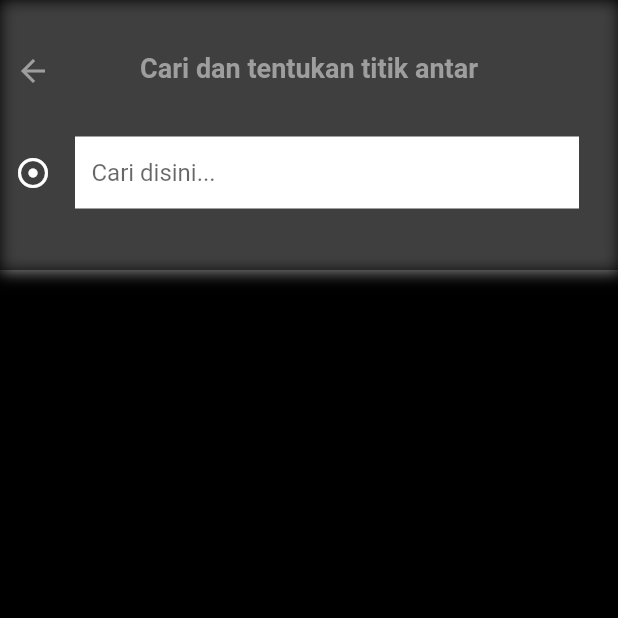
After one commit to yusrilmym/users_app, a Flutter app: the MainScreen screen opened directly, after a tap on "Ke", on a phone screen of 412 x 824 dp, the top half of it. The commit adds this screen. Run offline on Flutter 3.47's test engine with Material 2 defaults, Android fonts, the phone set to English and light mode, and no system bars; our stand-ins replace firebase_auth, firebase_core, firebase_database, fluttertoast, geolocator, google_maps_flutter; accounts and stored records are empty.

Commit message:
Enable Places API [Auto Complete Place Search]

```diff
--- a/lib/mainScreen/main_screen.dart
+++ b/lib/mainScreen/main_screen.dart
@@ -8,6 +8,7 @@ import 'package:users_app/assistans/assistant_methods.dart';
 import 'package:users_app/authentication/login_screen.dart';
 import 'package:users_app/global/global.dart';
 import 'package:users_app/infoHandler/app_info.dart';
+import 'package:users_app/mainScreen/search_places_screen.dart';
 import 'package:users_app/widgets/my_drawer.dart';
 
 class MainScreen extends StatefulWidget {
@@ -189,7 +190,15 @@ class _MainScreenState extends State<MainScreen> {
                         width: 10.0,
                       ),
                       //to location
-                      Row(
+                      GestureDetector(
+                        onTap: () {
+                          //search place screen
+                          Navigator.push(
+                              context,
+                              MaterialPageRoute(
+                                  builder: (c) => SearchPlacesScreen()));
+                        },
+                        child: Row(
                           children: [
                             const Icon(
                               Icons.add_location_alt_outlined,
@@ -203,8 +212,8 @@ class _MainScreenState extends State<MainScreen> {
                               children: [
                                 const Text(
                                   "Ke",
-                                style:
-                                    TextStyle(color: Colors.grey, fontSize: 12),
+                                  style: TextStyle(
+                                      color: Colors.grey, fontSize: 12),
                                 ),
                                 Text(
                                   "Cari Lokasi Tujuan Anda",
@@ -214,6 +223,7 @@ class _MainScreenState extends State<MainScreen> {
                               ],
                             ),
                           ],
+                        ),
                       ),
                       const SizedBox(
                         width: 10.0,
--- /dev/null
+++ b/lib/mainScreen/search_places_screen.dart
@@ -0,0 +1,114 @@
+import 'package:flutter/material.dart';
+import 'package:users_app/assistans/request_assistant.dart';
+import 'package:users_app/global/map_key.dart';
+
+class SearchPlacesScreen extends StatefulWidget {
+  const SearchPlacesScreen({Key? key}) : super(key: key);
+
+  @override
+  State<SearchPlacesScreen> createState() => _SearchPlacesScreenState();
+}
+
+class _SearchPlacesScreenState extends State<SearchPlacesScreen> {
+  void findPlaceAutoCompleteSearch(String inputText) async {
+    if (inputText.length > 1) {
+      String urlAutoCompleteSearch =
+          "https://maps.googleapis.com/maps/api/place/autocomplete/json?input=$inputText&key=$mapKey&components=country:ID";
+
+      var responseAutoCompleteSearch =
+          await RequestAssistant.receiveRequest(urlAutoCompleteSearch);
+
+      if (responseAutoCompleteSearch == "Error Occured, failed. No Response") {
+        return;
+      }
+
+      print("this is response/result: ");
+      print(responseAutoCompleteSearch);
+    }
+  }
+
+  @override
+  Widget build(BuildContext context) {
+    return Scaffold(
+      backgroundColor: Colors.black,
+      body: Column(
+        children: [
+          Container(
+            height: 180,
+            decoration: const BoxDecoration(color: Colors.black54, boxShadow: [
+              BoxShadow(
+                  color: Colors.white54,
+                  blurRadius: 8,
+                  spreadRadius: 0.5,
+                  offset: Offset(0.7, 0.7))
+            ]),
+            child: Padding(
+              padding: const EdgeInsets.all(10.0),
+              child: Column(
+                children: [
+                  const SizedBox(
+                    height: 25.0,
+                  ),
+                  Stack(
+                    children: [
+                      GestureDetector(
+                        onTap: () {
+                          Navigator.pop(context);
+                        },
+                        child: const Icon(
+                          Icons.arrow_back,
+                          color: Colors.grey,
+                        ),
+                      ),
+                      const Center(
+                        child: Text(
+                          "Cari dan tentukan titik antar",
+                          style: TextStyle(
+                            fontSize: 18,
+                            color: Colors.grey,
+                            fontWeight: FontWeight.bold,
+                          ),
+                        ),
+                      )
+                    ],
+                  ),
+                  const SizedBox(
+                    height: 16.0,
+                  ),
+                  Row(
+                    children: [
+                      const Icon(
+                        Icons.adjust_sharp,
+                        color: Colors.white,
+                      ),
+                      const SizedBox(
+                        height: 16.0,
+                      ),
+                      Expanded(
+                        child: Padding(
+                          padding: const EdgeInsets.all(16.0),
+                          child: TextField(
+                            onChanged: (valueTyped) {
+                              findPlaceAutoCompleteSearch(valueTyped);
+                            },
+                            decoration: const InputDecoration(
+                                hintText: "Cari disini...",
+                                fillColor: Colors.white,
+                                filled: true,
+                                border: InputBorder.none,
+                                contentPadding: EdgeInsets.only(
+                                    left: 11.0, top: 8.0, bottom: 8.0)),
+                          ),
+                        ),
+                      )
+                    ],
+                  )
+                ],
+              ),
+            ),
+          )
+        ],
+      ),
+    );
+  }
+}
```
Lines whose indentation alone changed are shown as unchanged.
